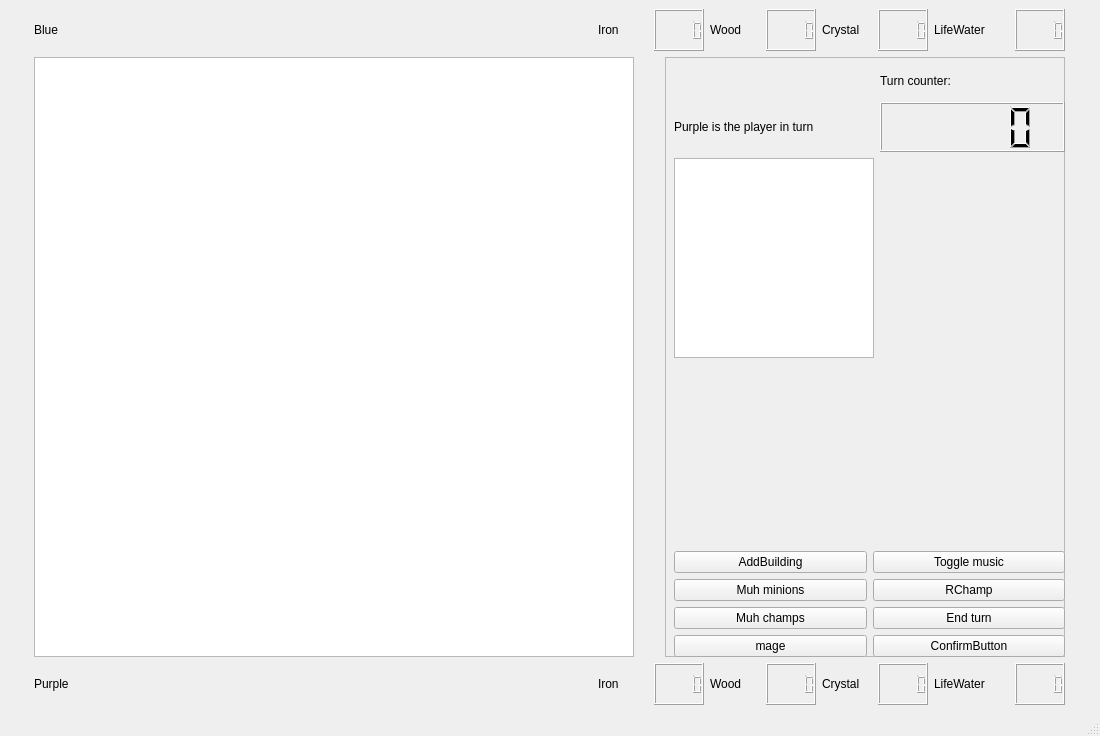
Kujanenj/ohjelmointi3, file Game/mapwindow.ui: the form before one commit.
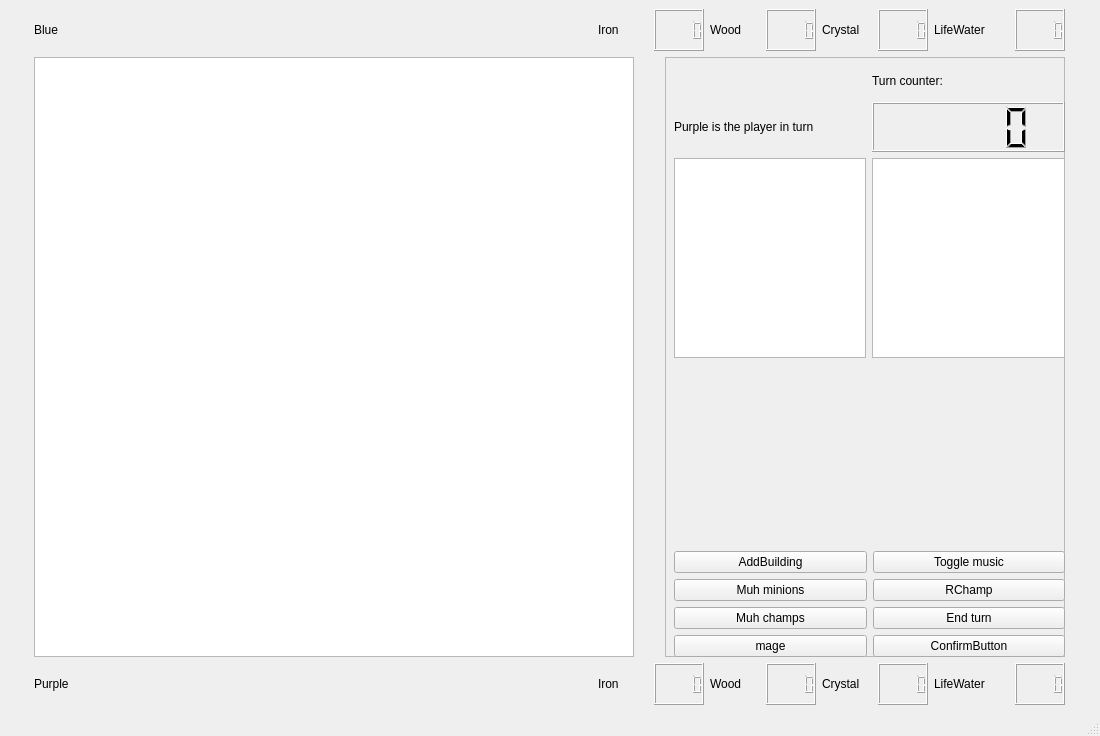
The form after the commit.

Commit message: front page content

```diff
--- a/Game/mapwindow.ui
+++ b/Game/mapwindow.ui
@@ -363,6 +363,16 @@
             </property>
            </widget>
           </item>
+          <item row="2" column="1">
+           <widget class="QTextBrowser" name="SecondBrowser">
+            <property name="maximumSize">
+             <size>
+              <width>200</width>
+              <height>200</height>
+             </size>
+            </property>
+           </widget>
+          </item>
          </layout>
         </item>
         <item>
```
The commit also changes 2 other files.
